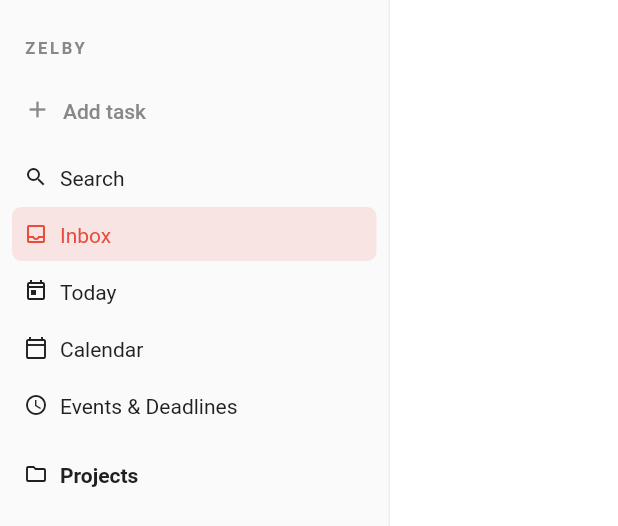
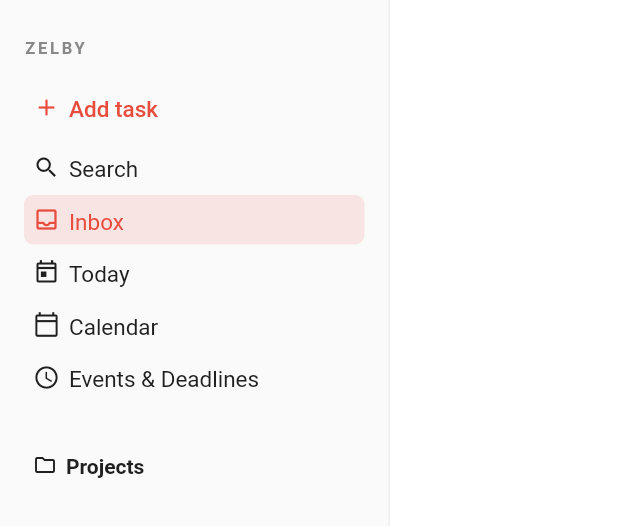
Before and after one commit to kiwifruit0/zelby, a Flutter app: the AppSidebar widget shown alone on an empty page, opened directly with empty values, on a phone screen of 412 x 824 dp. Shown: the top 526 px of the screen. Run offline on Flutter 3.47's test engine with Material 3 defaults, Android fonts, the phone set to English and light mode, and no system bars; our stand-ins replace drift, drift_flutter, flutter_riverpod, go_router, riverpod_annotation, table_calendar; accounts and stored records are empty; generated files the repository leaves out were written again.

Commit message:
UI fixes

```diff
--- a/lib/screens/projects/project_detail_screen.dart
+++ b/lib/screens/projects/project_detail_screen.dart
@@ -163,7 +163,7 @@ class _ProjectHeading extends StatelessWidget {
           Expanded(
             child: Text(
               title,
-              style: AppTextStyles.pageTitle.copyWith(fontSize: 40),
+              style: AppTextStyles.pageTitle,
             ),
           ),
         ],
--- a/lib/theme/app_theme.dart
+++ b/lib/theme/app_theme.dart
@@ -35,7 +35,7 @@ class AppTextStyles {
   );
 
   static const TextStyle pageTitle = TextStyle(
-    fontSize: 44,
+    fontSize: 30,
     color: AppColors.primary,
     fontWeight: FontWeight.w700,
     height: 1.1,
@@ -54,7 +54,7 @@ class AppTextStyles {
   );
 
   static const TextStyle sidebarItem = TextStyle(
-    fontSize: 14,
+    fontSize: 15,
     color: AppColors.primary,
     height: 1.4,
     fontWeight: FontWeight.w400,
@@ -79,7 +79,7 @@ class AppSpacing {
   AppSpacing._();
 
   static const double xs = 4;
-  static const double sm = 8;
+  static const double sm = 6;
   static const double md = 16;
   static const double lg = 24;
   static const double xl = 32;
--- a/lib/widgets/sidebar/app_sidebar.dart
+++ b/lib/widgets/sidebar/app_sidebar.dart
@@ -169,7 +169,7 @@ class _AppSidebarState extends ConsumerState<AppSidebar> {
                   hoveredKey: _hoveredKey,
                   onHoverChanged: _setHoveredKey,
                 ),
-                const SizedBox(height: AppSpacing.sm),
+                const SizedBox(height: AppSpacing.lg),
                 _ProjectsSection(
                   isExpanded: _projectsExpanded,
                   isActive: currentPath.startsWith('/projects'),
@@ -247,7 +247,7 @@ class _AddTaskButton extends StatelessWidget {
         child: Container(
           margin: const EdgeInsets.symmetric(horizontal: AppSpacing.sm),
           padding: const EdgeInsets.symmetric(
-            horizontal: AppSpacing.sm,
+            horizontal: AppSpacing.md,
             vertical: AppSpacing.sm,
           ),
           decoration: BoxDecoration(
@@ -259,14 +259,14 @@ class _AddTaskButton extends StatelessWidget {
               Icon(
                 Icons.add,
                 size: 18,
-                color: isHovered ? AppColors.primary : AppColors.muted,
+                color: AppColors.accent,
               ),
               const SizedBox(width: AppSpacing.sm),
               Text(
                 'Add task',
                 style: TextStyle(
-                  fontSize: 14,
-                  color: isHovered ? AppColors.primary : AppColors.muted,
+                  fontSize: 15,
+                  color: AppColors.accent,
                   fontWeight: FontWeight.w500,
                 ),
               ),
@@ -318,7 +318,7 @@ class _NavItemTile extends StatelessWidget {
         onTap: () => context.go(route),
         child: Container(
           margin: const EdgeInsets.symmetric(
-            horizontal: AppSpacing.sm,
+            horizontal: AppSpacing.md,
             vertical: 1,
           ),
           padding: const EdgeInsets.symmetric(
@@ -331,7 +331,7 @@ class _NavItemTile extends StatelessWidget {
           ),
           child: Row(
             children: [
-              Icon(icon, size: 16, color: fgColor),
+              Icon(icon, size: 18, color: fgColor),
               const SizedBox(width: AppSpacing.sm),
               Expanded(
                 child: Text(
@@ -416,7 +416,7 @@ class _ProjectsSection extends ConsumerWidget {
         onTap: onToggle,
         child: Container(
           margin: const EdgeInsets.symmetric(
-            horizontal: AppSpacing.sm,
+            horizontal: AppSpacing.md,
             vertical: 1,
           ),
           padding: const EdgeInsets.symmetric(
@@ -527,7 +527,7 @@ class _ProjectItemTile extends StatelessWidget {
         onTap: () => context.go(route),
         child: Container(
           margin: const EdgeInsets.symmetric(
-            horizontal: AppSpacing.sm,
+            horizontal: AppSpacing.md,
             vertical: 1,
           ),
           padding: const EdgeInsets.symmetric(
```
Also changed, not shown: 1 other file.
